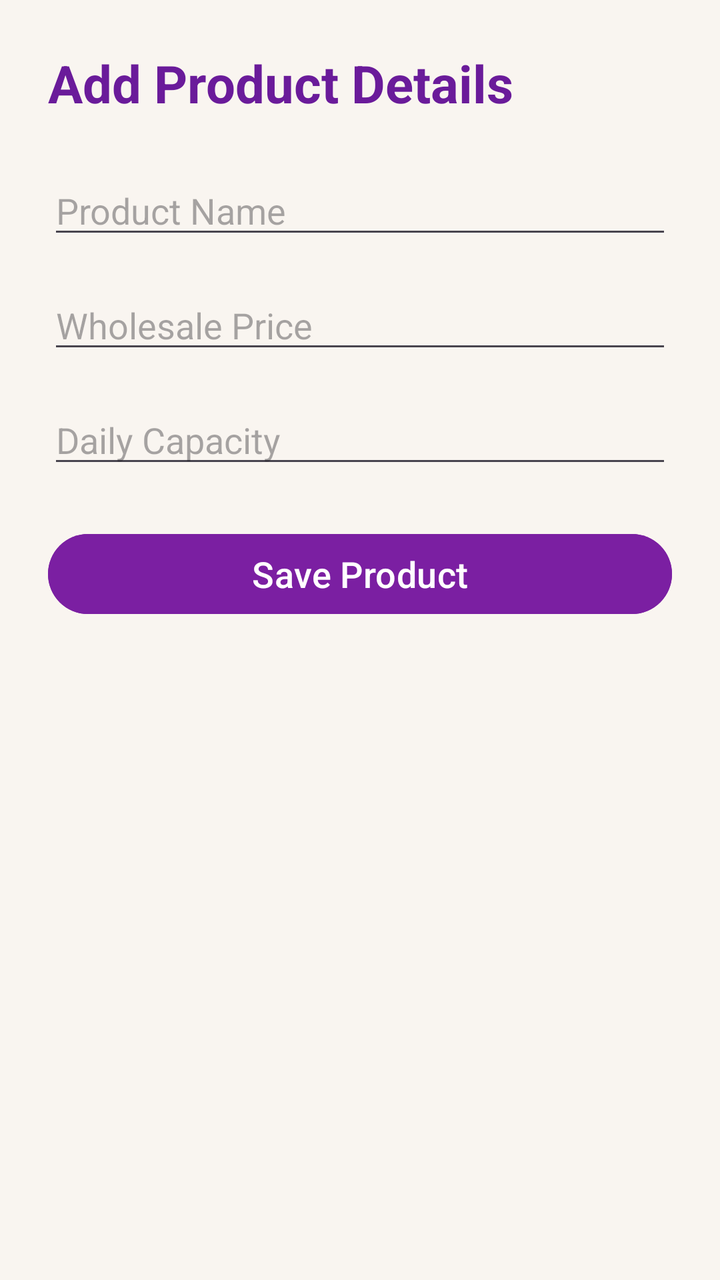
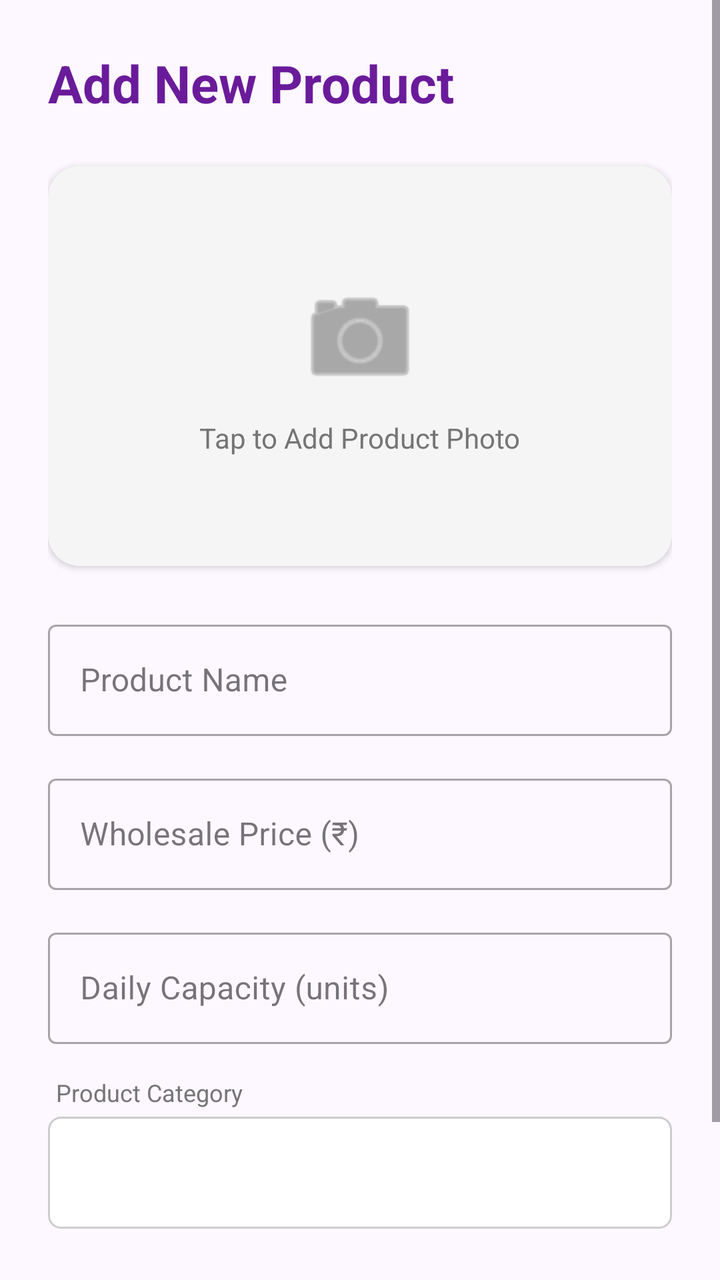

Two renders of the same Android screen: before a commit and after it. Below are the layout's source before the change and the commit's diff.
<!-- AndroidManifest.xml: application theme Theme.KutiraKushala -->
<!-- res/layout/activity_add_product.xml -->
<?xml version="1.0" encoding="utf-8"?>
<ScrollView xmlns:android="http://schemas.android.com/apk/res/android"
    android:layout_width="match_parent"
    android:layout_height="match_parent"
    android:background="#F9F5F0">

    <LinearLayout
        android:layout_width="match_parent"
        android:layout_height="wrap_content"
        android:orientation="vertical"
        android:padding="24dp">

        <TextView
            android:layout_width="wrap_content"
            android:layout_height="wrap_content"
            android:text="Add Product Details"
            android:textSize="26sp"
            android:textStyle="bold"
            android:textColor="#6A1B9A"
            android:layout_marginBottom="24dp"/>

        <EditText
            android:id="@+id/etProductName"
            android:layout_width="match_parent"
            android:layout_height="wrap_content"
            android:hint="Product Name"
            android:layout_marginBottom="16dp"/>

        <EditText
            android:id="@+id/etWholesalePrice"
            android:layout_width="match_parent"
            android:layout_height="wrap_content"
            android:hint="Wholesale Price"
            android:inputType="number"
            android:layout_marginBottom="16dp"/>

        <EditText
            android:id="@+id/etDailyCapacity"
            android:layout_width="match_parent"
            android:layout_height="wrap_content"
            android:hint="Daily Capacity"
            android:inputType="number"
            android:layout_marginBottom="24dp"/>

        <Button
            android:id="@+id/btnSaveProduct"
            android:layout_width="match_parent"
            android:layout_height="wrap_content"
            android:text="Save Product"
            android:textSize="18sp"
            android:backgroundTint="#7B1FA2"/>

    </LinearLayout>

</ScrollView>
<!-- resources referenced by this layout -->
<resources>
  <style name="Theme.KutiraKushala" parent="Base.Theme.KutiraKushala" />
  <style name="Base.Theme.KutiraKushala" parent="Theme.Material3.DayNight.NoActionBar">
          
          
      </style>
</resources>

<!-- the commit's change to res/layout/activity_add_product.xml (unified diff, before → after) -->
@@ -1,8 +1,9 @@
 <?xml version="1.0" encoding="utf-8"?>
 <ScrollView xmlns:android="http://schemas.android.com/apk/res/android"
+    xmlns:app="http://schemas.android.com/apk/res-auto"
     android:layout_width="match_parent"
     android:layout_height="match_parent"
-    android:background="#F9F5F0">
+    android:background="@color/background">
 
     <LinearLayout
         android:layout_width="match_parent"
@@ -13,43 +14,105 @@
         <TextView
             android:layout_width="wrap_content"
             android:layout_height="wrap_content"
-            android:text="Add Product Details"
+            android:text="Add New Product"
             android:textSize="26sp"
             android:textStyle="bold"
-            android:textColor="#6A1B9A"
+            android:textColor="@color/colorPrimary"
             android:layout_marginBottom="24dp"/>
 
-        <EditText
-            android:id="@+id/etProductName"
+        
+        <androidx.cardview.widget.CardView
+            android:id="@+id/cardProductPhoto"
+            android:layout_width="match_parent"
+            android:layout_height="200dp"
+            app:cardCornerRadius="16dp"
+            app:cardElevation="2dp"
+            android:layout_marginBottom="24dp">
+            <LinearLayout
+                android:layout_width="match_parent"
+                android:layout_height="match_parent"
+                android:orientation="vertical"
+                android:gravity="center"
+                android:background="#F5F5F5">
+                <ImageView
+                    android:id="@+id/ivProductPhoto"
+                    android:layout_width="64dp"
+                    android:layout_height="64dp"
+                    android:src="@android:drawable/ic_menu_camera"
+                    app:tint="@color/textSecondary"/>
+                <TextView
+                    android:layout_width="wrap_content"
+                    android:layout_height="wrap_content"
+                    android:text="Tap to Add Product Photo"
+                    android:textColor="@color/textSecondary"
+                    android:layout_marginTop="8dp"/>
+            </LinearLayout>
+        </androidx.cardview.widget.CardView>
+
+        <com.google.android.material.textfield.TextInputLayout
+            style="@style/Widget.MaterialComponents.TextInputLayout.OutlinedBox"
             android:layout_width="match_parent"
             android:layout_height="wrap_content"
             android:hint="Product Name"
-            android:layout_marginBottom="16dp"/>
+            android:layout_marginBottom="16dp">
+            <com.google.android.material.textfield.TextInputEditText
+                android:id="@+id/etProductName"
+                android:layout_width="match_parent"
+                android:layout_height="wrap_content" />
+        </com.google.android.material.textfield.TextInputLayout>
 
-        <EditText
-            android:id="@+id/etWholesalePrice"
+        <com.google.android.material.textfield.TextInputLayout
+            style="@style/Widget.MaterialComponents.TextInputLayout.OutlinedBox"
             android:layout_width="match_parent"
             android:layout_height="wrap_content"
-            android:hint="Wholesale Price"
-            android:inputType="number"
-            android:layout_marginBottom="16dp"/>
+            android:hint="Wholesale Price (₹)"
+            android:layout_marginBottom="16dp">
+            <com.google.android.material.textfield.TextInputEditText
+                android:id="@+id/etWholesalePrice"
+                android:layout_width="match_parent"
+                android:layout_height="wrap_content"
+                android:inputType="number" />
+        </com.google.android.material.textfield.TextInputLayout>
 
-        <EditText
-            android:id="@+id/etDailyCapacity"
+        <com.google.android.material.textfield.TextInputLayout
+            style="@style/Widget.MaterialComponents.TextInputLayout.OutlinedBox"
             android:layout_width="match_parent"
             android:layout_height="wrap_content"
-            android:hint="Daily Capacity"
-            android:inputType="number"
-            android:layout_marginBottom="24dp"/>
+            android:hint="Daily Capacity (units)"
+            android:layout_marginBottom="16dp">
+            <com.google.android.material.textfield.TextInputEditText
+                android:id="@+id/etDailyCapacity"
+                android:layout_width="match_parent"
+                android:layout_height="wrap_content"
+                android:inputType="number" />
+        </com.google.android.material.textfield.TextInputLayout>
 
-        <Button
+        <TextView
+            android:layout_width="wrap_content"
+            android:layout_height="wrap_content"
+            android:text="Product Category"
+            android:textSize="12sp"
+            android:textColor="@color/textSecondary"
+            android:layout_marginStart="4dp"
+            android:layout_marginBottom="4dp"/>
+
+        <Spinner
+            android:id="@+id/spCategory"
+            android:layout_width="match_parent"
+            android:layout_height="56dp"
+            android:background="@drawable/spinner_border"
+            android:padding="12dp"
+            android:layout_marginBottom="32dp"/>
+
+        <com.google.android.material.button.MaterialButton
             android:id="@+id/btnSaveProduct"
             android:layout_width="match_parent"
-            android:layout_height="wrap_content"
-            android:text="Save Product"
-            android:textSize="18sp"
-            android:backgroundTint="#7B1FA2"/>
+            android:layout_height="60dp"
+            android:text="List Product in Catalog"
+            app:cornerRadius="12dp"
+            android:textSize="16sp"
+            android:textStyle="bold"
+            android:backgroundTint="@color/colorPrimary"/>
 
     </LinearLayout>
-
 </ScrollView>
<!-- resource entries referenced after the edit -->
@@ -1,9 +1,28 @@
 <!-- resources referenced by this layout -->
 <resources>
+  <color name="background">#FDF7FF</color>
+  <color name="colorPrimary">#6A1B9A</color>
+  <color name="textSecondary">#757575</color>
+  <!-- drawable spinner_border (drawable) -->
+  <?xml version="1.0" encoding="utf-8"?>
+  <shape xmlns:android="http://schemas.android.com/apk/res/android">
+      <solid android:color="#FFFFFF"/>
+      <stroke android:width="1dp" android:color="#CCCCCC"/>
+      <corners android:radius="6dp"/>
+  </shape>
   <style name="Theme.KutiraKushala" parent="Base.Theme.KutiraKushala" />
   <style name="Base.Theme.KutiraKushala" parent="Theme.Material3.DayNight.NoActionBar">
           
-          
+          <item name="colorPrimary">@color/colorPrimary</item>
+          <item name="colorOnPrimary">@color/white</item>
+          <item name="colorPrimaryVariant">@color/colorPrimaryVariant</item>
+          <item name="colorSecondary">@color/colorSecondary</item>
+          <item name="colorOnSecondary">@color/white</item>
+          <item name="android:windowBackground">@color/background</item>
+          <item name="android:statusBarColor">@color/colorPrimaryVariant</item>
       </style>
+  <color name="white">#FFFFFFFF</color>
+  <color name="colorPrimaryVariant">#4A148C</color>
+  <color name="colorSecondary">#1565C0</color>
 </resources>
 
